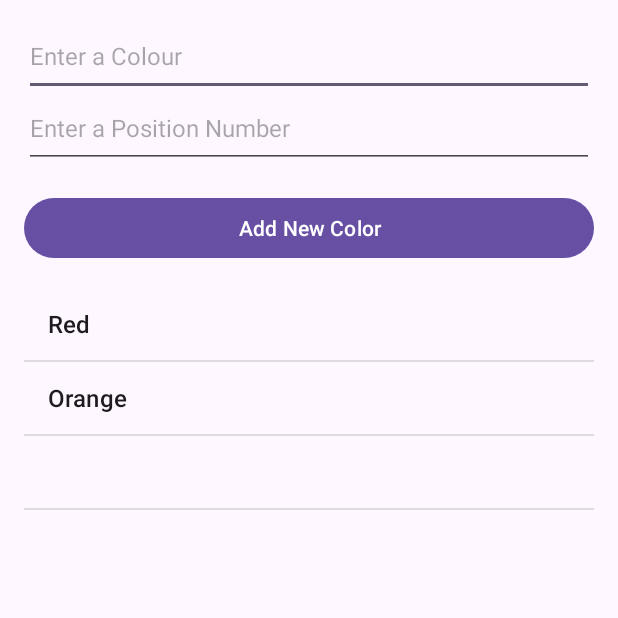
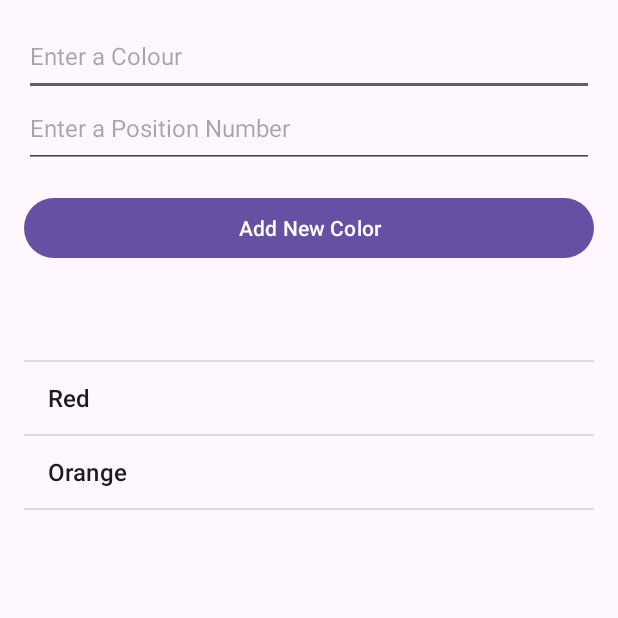
Before and after one commit to 21025709-M/C346_L07_Demo_Dynamic_ListView_Colour_List, an Android app: the screen it shows after launch (MainActivity), after a tap on "Add New Color", on a phone screen of 412 x 824 dp, the top half of it. Run offline under Robolectric (Android 15) with nearby library versions, the phone set to English and light mode, and no system bars; 1 statement that could not run was skipped.

Commit message:
Finished base activity

```diff
--- a/app/src/main/java/sg/edu/rp/c346/id21025709/demodynamiclistviewcolourlist/MainActivity.java
+++ b/app/src/main/java/sg/edu/rp/c346/id21025709/demodynamiclistviewcolourlist/MainActivity.java
@@ -1,9 +1,10 @@
 package sg.edu.rp.c346.id21025709.demodynamiclistviewcolourlist;
 
 import androidx.appcompat.app.AppCompatActivity;
-
+;
 import android.os.Bundle;
 import android.view.View;
+import android.widget.AdapterView;
 import android.widget.ArrayAdapter;
 import android.widget.Button;
 import android.widget.EditText;
@@ -30,7 +31,7 @@ public class MainActivity extends AppCompatActivity {
         btnAdd = findViewById(R.id.buttonAddItem);
         lvColor = findViewById(R.id.listViewColour);
 
-        alColours = new ArrayList<>();
+        alColours = new ArrayList<String>();
         alColours.add("Red");
         alColours.add("Orange");
 
@@ -41,16 +42,22 @@ public class MainActivity extends AppCompatActivity {
             @Override
             public void onClick(View v) {
                 String colour = etElement.getText().toString(); //extraction
-//                if (colour.length() != 0){
-                    alColours.add(colour);                          //insertion
-                    aaColour.notifyDataSetChanged();                //Listview refresh
-//                } else {
-//                    Toast.makeText(getActivity(), "Field is empty, Enter a Colour!",
-//                            Toast.LENGTH_LONG).show();
-//                }
-
+//                alColours.add(colour);                          //insertion
+                int pos = Integer.parseInt(etIndexElement.getText().toString());
+                alColours.add(pos, colour);
+                aaColour.notifyDataSetChanged();                //Listview refresh
 
             }
         });
+
+        lvColor.setOnItemClickListener(new AdapterView.OnItemClickListener() {
+            @Override
+            public void onItemClick(AdapterView<?> adapterView, View view, int i, long id) {
+
+                String Colour = alColours.get(i);
+                Toast.makeText(MainActivity.this, Colour, Toast.LENGTH_SHORT).show();
+            }
+        });
+
     }
 }
```
